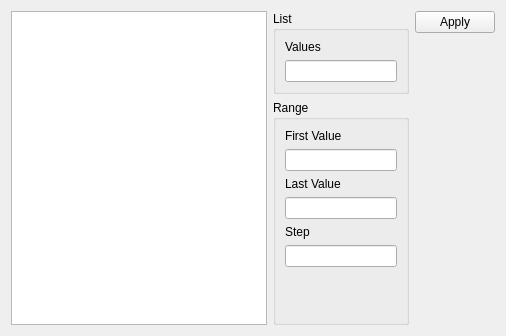
The window that vistrails/packages/pvclimate/pvcontour_widget.ui (CDAT/VisTrails) describes before a commit, drawn with Qt 5.
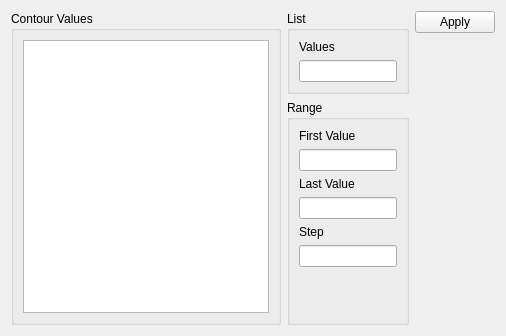
The same window after the commit.

Commit message: Use group for the contour values

The edit to the form file:
```diff
--- a/vistrails/packages/pvclimate/pvcontour_widget.ui
+++ b/vistrails/packages/pvclimate/pvcontour_widget.ui
@@ -17,7 +17,16 @@
    <item row="0" column="0">
     <layout class="QHBoxLayout" name="horizontalLayout">
      <item>
-      <widget class="QListView" name="isoValuesListView"/>
+      <widget class="QGroupBox" name="groupBox_3">
+       <property name="title">
+        <string>Contour Values</string>
+       </property>
+       <layout class="QVBoxLayout" name="verticalLayout_5">
+        <item>
+         <widget class="QListView" name="isoValuesListView"/>
+        </item>
+       </layout>
+      </widget>
      </item>
      <item>
       <layout class="QVBoxLayout" name="verticalLayout_3">
```
The commit also changes 1 other file.
